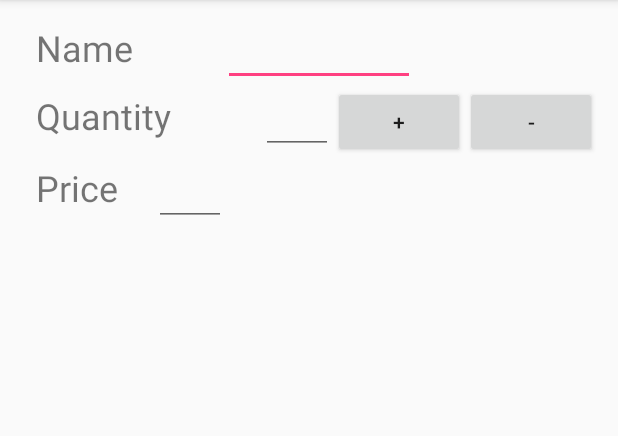
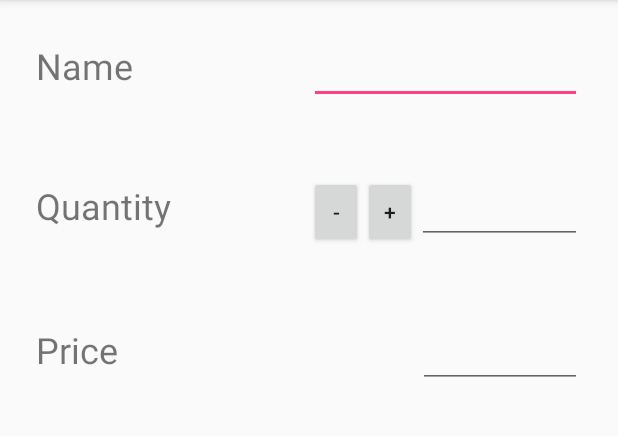
Before and after one commit to pmixon/Inventory, an Android app: the EditProduct screen opened directly, with no data from a screen before it, on a phone screen of 412 x 824 dp, the part 84-520 px from its top. Run offline under Robolectric (Android 15) with nearby library versions, the phone set to English and light mode, and no system bars.

Commit message:
changed edit activity layout

```diff
--- a/app/src/main/res/layout/activity_edit_product.xml
+++ b/app/src/main/res/layout/activity_edit_product.xml
@@ -7,86 +7,232 @@
     android:orientation="vertical"
     tools:context="com.phillipmixon.inventory.EditProduct">
 
+    <LinearLayout
+    android:layout_width="match_parent"
+    android:layout_height="wrap_content"
+    android:weightSum="10"
+    android:padding="24dp"
+    android:orientation="horizontal">
+
+    <TextView
+        android:layout_width="0dp"
+        android:layout_height="wrap_content"
+        android:text="Name"
+        android:layout_weight="5"
+        android:textSize="24sp" />
+
+    <EditText
+        android:layout_width="0dp"
+        android:layout_height="wrap_content"
+        android:layout_weight="5"
+        android:text="" />
+
+</LinearLayout>
 
     <LinearLayout
-        android:layout_width="wrap_content"
+        android:layout_width="match_parent"
         android:layout_height="wrap_content"
-        android:paddingTop="12dp"
+        android:padding="24dp"
+        android:weightSum="10"
         android:orientation="horizontal">
 
         <TextView
-            android:id="@+id/product_name_label"
-            android:layout_width="wrap_content"
+            android:layout_width="0dp"
             android:layout_height="wrap_content"
-            android:paddingLeft="24dp"
-            android:paddingRight="60dp"
-            android:text="Name"
+            android:text="Quantity"
+            android:layout_weight="5"
             android:textSize="24sp" />
 
+        <Button
+            android:layout_width="0dp"
+            android:layout_height="wrap_content"
+            android:layout_weight="1"
+            android:text="-" />
+
+        <Button
+            android:layout_width="0dp"
+            android:layout_height="wrap_content"
+            android:layout_weight="1"
+            android:text="+" />
+
         <EditText
-            android:id="@+id/product_name"
-            android:layout_width="match_parent"
+            android:layout_width="0dp"
             android:layout_height="wrap_content"
-            android:width="128dp" />
+            android:layout_weight="3"
+            android:text="" />
+
 
 
     </LinearLayout>
 
-
     <LinearLayout
         android:layout_width="match_parent"
         android:layout_height="wrap_content"
+        android:padding="24dp"
+        android:weightSum="10"
         android:orientation="horizontal">
 
         <TextView
-            android:id="@+id/product_quantity_label"
-            android:layout_width="wrap_content"
+            android:layout_width="0dp"
             android:layout_height="wrap_content"
-            android:paddingRight="60dp"
-            android:text="Quantity"
-            android:paddingLeft="24dp"
+            android:text="Price"
+            android:layout_weight="7"
             android:textSize="24sp" />
 
         <EditText
-            android:id="@+id/item_quantity"
-            android:layout_width="wrap_content"
+            android:layout_width="0dp"
             android:layout_height="wrap_content"
-            android:width="48dp" />
-
-        <Button
-            android:layout_width="wrap_content"
-            android:layout_height="wrap_content"
-            android:text="+" />
-
-        <Button
-            android:layout_width="wrap_content"
-            android:layout_height="wrap_content"
-            android:text="-" />
+            android:layout_weight="3"
+            android:text="" />
 
     </LinearLayout>
 
-    <LinearLayout
-        android:layout_width="wrap_content"
-        android:layout_height="wrap_content"
-        android:orientation="horizontal">
+    <!--<LinearLayout-->
+        <!--android:layout_width="wrap_content"-->
+        <!--android:layout_height="wrap_content"-->
+        <!--android:layout_weight="1"-->
+        <!--android:orientation="vertical">-->
 
-        <TextView
-            android:id="@+id/item_price_label"
-            android:layout_width="wrap_content"
-            android:layout_height="wrap_content"
-            android:paddingRight="24dp"
-            android:paddingLeft="24dp"
 
-            android:text="Price"
-            android:textSize="24sp" />
+        <!--<EditText-->
+            <!--android:layout_width="wrap_content"-->
+            <!--android:layout_height="wrap_content"-->
+            <!--android:text="Name"-->
 
-        <EditText
-            android:id="@+id/product_price"
-            android:layout_width="match_parent"
-            android:layout_height="wrap_content"
-            android:width="48dp" />
+            <!--android:textAppearance="@android:style/TextAppearance.Material.Small" />-->
 
-    </LinearLayout>
+        <!--<EditText-->
+            <!--android:layout_width="wrap_content"-->
+            <!--android:layout_height="wrap_content"-->
+            <!--android:text="Quantity" />-->
+
+        <!--<EditText-->
+            <!--android:layout_width="wrap_content"-->
+            <!--android:layout_height="wrap_content"-->
+            <!--android:text="Price" />-->
+
+    <!--</LinearLayout>-->
+
+    <!--<LinearLayout-->
+        <!--android:layout_width="wrap_content"-->
+        <!--android:layout_height="wrap_content"-->
+        <!--android:layout_weight="1"-->
+        <!--android:orientation="vertical">-->
+
+        <!--<Button-->
+            <!--android:layout_width="wrap_content"-->
+            <!--android:layout_height="wrap_content"-->
+            <!--android:text="Name"-->
+            <!--android:textAppearance="@android:style/TextAppearance.Material.Small" />-->
+
+        <!--<Button-->
+            <!--android:layout_width="wrap_content"-->
+            <!--android:layout_height="wrap_content"-->
+            <!--android:text="Quantity" />-->
+
+        <!--<Button-->
+            <!--android:layout_width="wrap_content"-->
+            <!--android:layout_height="wrap_content"-->
+            <!--android:text="Price" />-->
+
+    <!--</LinearLayout>-->
+
+    <!--<LinearLayout-->
+    <!--android:layout_width="wrap_content"-->
+    <!--android:layout_height="wrap_content"-->
+    <!--android:orientation="vertical"-->
+    <!--android:layout_weight="1">-->
+
+    <!--<LinearLayout-->
+    <!--android:layout_width="wrap_content"-->
+    <!--android:layout_height="wrap_content"-->
+    <!--android:orientation="horizontal"-->
+    <!--android:paddingTop="12dp">-->
+
+    <!--<TextView-->
+    <!--android:id="@+id/product_name_label"-->
+    <!--android:layout_width="wrap_content"-->
+    <!--android:layout_height="wrap_content"-->
+
+    <!--android:text="Name"-->
+    <!--android:textSize="24sp" />-->
+
+    <!--<EditText-->
+    <!--android:id="@+id/product_name"-->
+    <!--android:layout_width="match_parent"-->
+    <!--android:layout_height="wrap_content"-->
+    <!--android:width="128dp" />-->
+    <!--</LinearLayout>-->
+
+    <!--</LinearLayout>-->
+
+    <!--<LinearLayout-->
+    <!--android:layout_width="wrap_content"-->
+    <!--android:layout_height="wrap_content"-->
+    <!--android:orientation="vertical"-->
+    <!--android:layout_weight="1">-->
+
+
+    <!--<LinearLayout-->
+    <!--android:layout_width="match_parent"-->
+    <!--android:layout_height="wrap_content"-->
+    <!--android:orientation="horizontal">-->
+
+    <!--<TextView-->
+    <!--android:id="@+id/product_quantity_label"-->
+    <!--android:layout_width="wrap_content"-->
+    <!--android:layout_height="wrap_content"-->
+    <!--android:text="Quantity"-->
+    <!--android:textSize="24sp" />-->
+
+    <!--<EditText-->
+    <!--android:id="@+id/item_quantity"-->
+    <!--android:layout_width="wrap_content"-->
+    <!--android:layout_height="wrap_content"-->
+
+    <!--<Button-->
+    <!--android:layout_width="wrap_content"-->
+    <!--android:layout_height="wrap_content"-->
+    <!--android:text="+" />-->
+
+    <!--<Button-->
+    <!--android:layout_width="wrap_content"-->
+    <!--android:layout_height="wrap_content"-->
+    <!--android:text="-" />-->
+
+    <!--</LinearLayout>-->
+
+    <!--</LinearLayout>-->
+
+    <!--<LinearLayout-->
+    <!--android:layout_width="wrap_content"-->
+    <!--android:layout_height="wrap_content"-->
+    <!--android:orientation="vertical"-->
+    <!--android:layout_weight="1">-->
+
+
+    <!--<LinearLayout-->
+    <!--android:layout_width="wrap_content"-->
+    <!--android:layout_height="wrap_content"-->
+    <!--android:orientation="horizontal">-->
+
+    <!--<TextView-->
+    <!--android:id="@+id/item_price_label"-->
+    <!--android:layout_width="wrap_content"-->
+    <!--android:layout_height="wrap_content"-->
+
+    <!--android:text="Price"-->
+    <!--android:textSize="24sp" />-->
+
+    <!--<EditText-->
+    <!--android:id="@+id/product_price"-->
+    <!--android:layout_width="match_parent"-->
+    <!--android:layout_height="wrap_content"-->
+    <!--android:width="48dp" />-->
+
+    <!--</LinearLayout>-->
+    <!---->
+    <!--</LinearLayout>-->
 
 
 </LinearLayout>
--- a/build.gradle
+++ b/build.gradle
@@ -5,7 +5,7 @@ buildscript {
         jcenter()
     }
     dependencies {
-        classpath 'com.android.tools.build:gradle:3.0.1'
+        classpath 'com.android.tools.build:gradle:2.3.3'
 
         // NOTE: Do not place your application dependencies here; they belong
         // in the individual module build.gradle files
```
